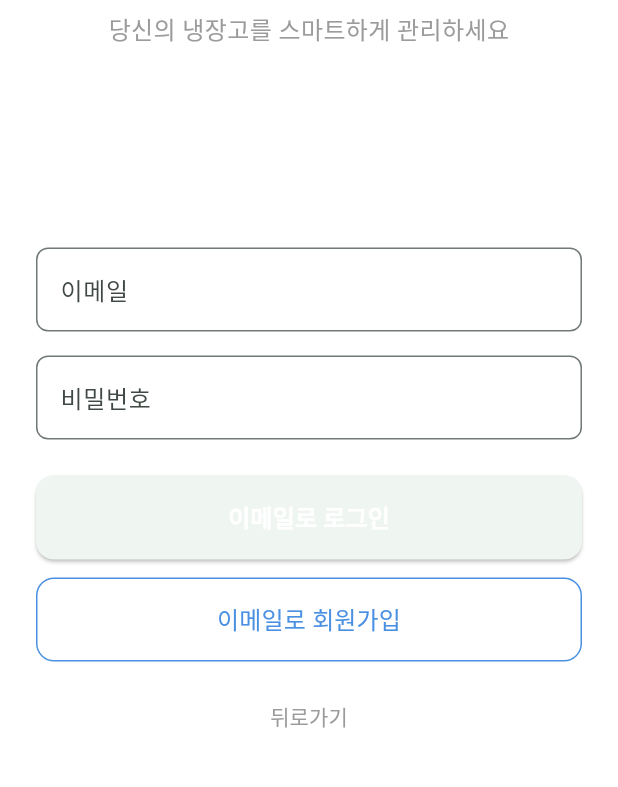
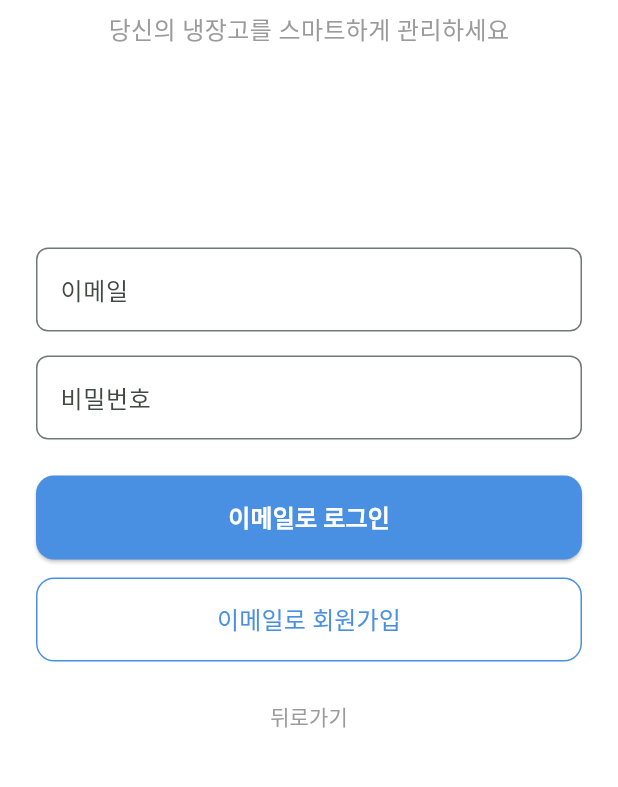
Before and after one commit to GitLeeGH/take_care_refrigerator, a Flutter app: the LoginPage screen opened directly, after a tap on "이메일로 로그인 또는 회원가입", on a phone screen of 412 x 824 dp, the part 382-1169 px from its top. Run offline on Flutter 3.47's test engine with Material 3 defaults, Android fonts, the phone set to English and light mode, and no system bars; our stand-ins replace cached_network_image, flutter_dotenv, flutter_local_notifications, flutter_markdown, flutter_riverpod, google_sign_in and 5 more; accounts and stored records are empty.

Commit message:
style: Change email login button color for better visibility

```diff
--- a/lib/src/pages/login_page.dart
+++ b/lib/src/pages/login_page.dart
@@ -199,6 +199,7 @@ class _LoginPageState extends ConsumerState<LoginPage> {
         ElevatedButton(
           onPressed: _signInWithEmail,
           style: ElevatedButton.styleFrom(
+            backgroundColor: primaryBlue, // Change color for better visibility
             padding: const EdgeInsets.symmetric(vertical: 16),
             shape: RoundedRectangleBorder(borderRadius: BorderRadius.circular(12)),
           ),
```
